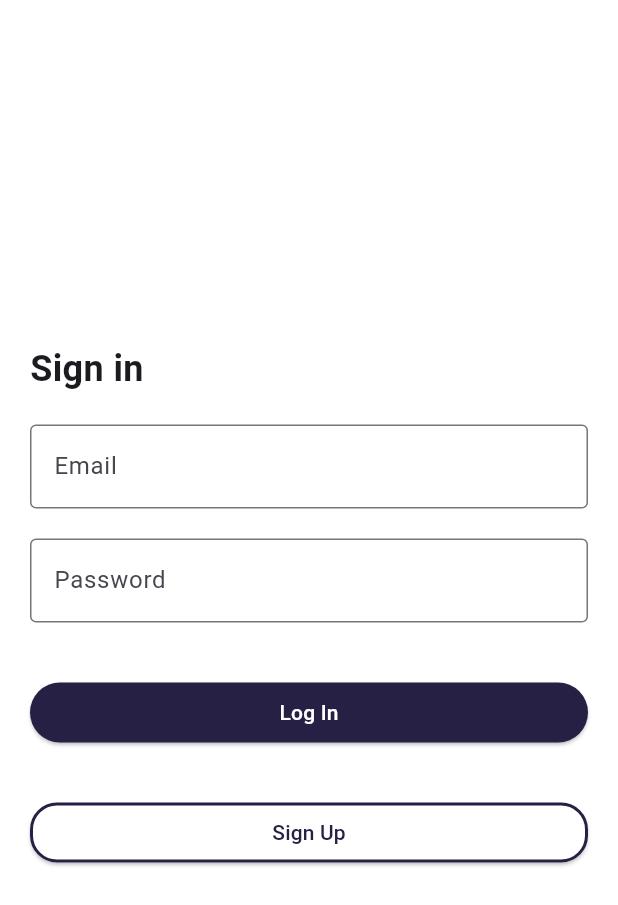
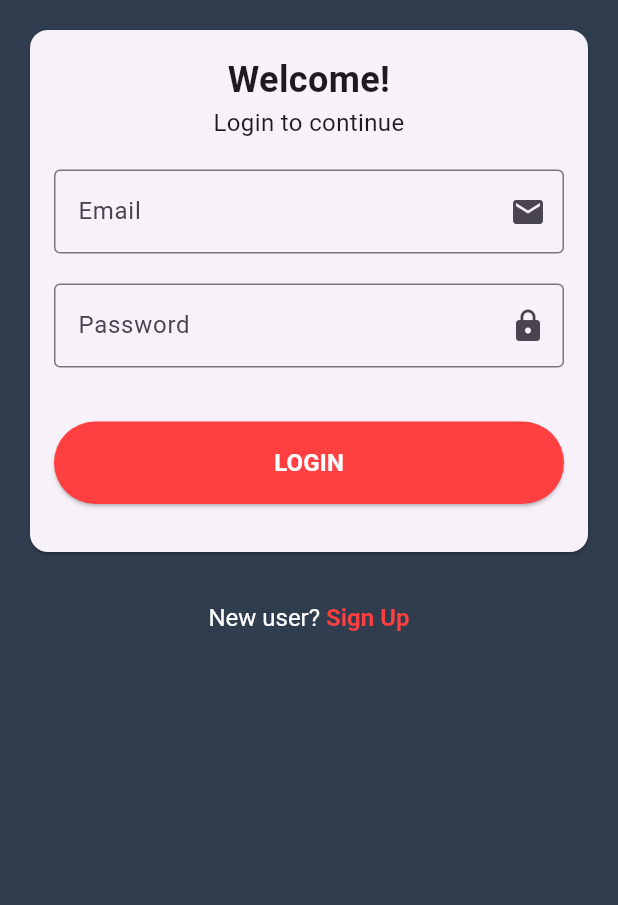
Before and after one commit to ICS-CMSC-23/donation-drive-app, a Flutter app: the screen it shows after launch, on a phone screen of 412 x 824 dp. Shown: the top 905 px of the screen. Run offline on Flutter 3.47's test engine with Material 3 defaults, Android fonts, the phone set to English and light mode, and no system bars; our stand-ins replace email_validator, firebase_auth, firebase_core; accounts and stored records are empty.

Commit message:
ui: updated login page design

```diff
--- a/lib/screens/sign_in_page.dart
+++ b/lib/screens/sign_in_page.dart
@@ -21,7 +21,11 @@ class _SignInPageState extends State<SignInPage> {
       key: const Key('emailField'),
       controller: emailController,
       decoration: const InputDecoration(
-          labelText: "Email", border: OutlineInputBorder()),
+        labelText: "Email",
+        border: OutlineInputBorder(),
+        suffixIcon: Icon(Icons.email),
+        errorStyle: TextStyle(color: Colors.redAccent),
+      ),
       validator: (value) {
         if (value == null || value.isEmpty) {
           return 'Email address is required';
@@ -37,7 +41,11 @@ class _SignInPageState extends State<SignInPage> {
       controller: passwordController,
       obscureText: true,
       decoration: const InputDecoration(
-          labelText: 'Password', border: OutlineInputBorder()),
+        labelText: 'Password',
+        border: OutlineInputBorder(),
+        suffixIcon: Icon(Icons.lock),
+        errorStyle: TextStyle(color: Colors.redAccent),
+      ),
       validator: (value) {
         if (value == null || value.isEmpty) {
           return 'Password is required';
@@ -52,54 +60,82 @@ class _SignInPageState extends State<SignInPage> {
       key: const Key('loginButton'),
       padding: const EdgeInsets.symmetric(vertical: 16.0),
       child: ElevatedButton(
-        style: const ButtonStyle(
-            backgroundColor: MaterialStatePropertyAll<Color>(
-                Color.fromARGB(255, 38, 32, 69))),
-        onPressed: () async {
-          await context.read<MyAuthProvider>().signIn(
+        style: ButtonStyle(
+          backgroundColor: const MaterialStatePropertyAll<Color>(
+              Color.fromRGBO(255, 63, 64, 1)),
+          padding: MaterialStateProperty.all<EdgeInsets>(
+              const EdgeInsets.symmetric(vertical: 16)), //button height
+        ),
+        onPressed: () {
+          // Check if the form is valid
+          if (_formKey.currentState!.validate()) {
+            // If the form is valid, proceed with signing in
+            context.read<MyAuthProvider>().signIn(
                   emailController.text.trim(),
                   passwordController.text.trim(),
                 );
+          }
+          // If the form is not valid, the validator messages will appear
         },
-        child: const Text('Log In', style: TextStyle(color: Colors.white)),
+        child: const Text('LOGIN',
+            style: TextStyle(
+                fontWeight: FontWeight.bold,
+                fontSize: 16,
+                color: Colors.white)),
       ),
     );
 
-    final signUpButton = Padding(
-      key: const Key('signUpButton'),
-      padding: const EdgeInsets.symmetric(vertical: 16.0),
-      child: ElevatedButton(
-        style: ButtonStyle(
-          backgroundColor: const MaterialStatePropertyAll<Color>(Colors.white),
-          shape: MaterialStateProperty.all<RoundedRectangleBorder>(
-            RoundedRectangleBorder(
-              borderRadius: BorderRadius.circular(18.0),
-              side: const BorderSide(
-                  color: Color.fromARGB(255, 38, 32, 69), width: 2.0),
-            ),
-          ),
-        ),
-        onPressed: () async {
-          Navigator.of(context).pushNamed('/orgquestion');
-        },
-        child: const Text('Sign Up',
-            style: TextStyle(color: Color.fromARGB(255, 38, 32, 69))),
-      ),
-    );
+    //unused
+    // final signUpButton = Padding(
+    //   key: const Key('signUpButton'),
+    //   padding: const EdgeInsets.symmetric(vertical: 16.0),
+    //   child: ElevatedButton(
+    //     style: ButtonStyle(
+    //       backgroundColor: const MaterialStatePropertyAll<Color>(Colors.white),
+    //       shape: MaterialStateProperty.all<RoundedRectangleBorder>(
+    //         RoundedRectangleBorder(
+    //           borderRadius: BorderRadius.circular(18.0),
+    //           side: const BorderSide(
+    //               color: Color.fromARGB(255, 38, 32, 69), width: 2.0),
+    //         ),
+    //       ),
+    //     ),
+    //     onPressed: () async {
+    //       Navigator.of(context).pushNamed('/orgquestion');
+    //     },
+    //     child: const Text('Sign Up',
+    //         style: TextStyle(color: Color.fromARGB(255, 38, 32, 69))),
+    //   ),
+    // );
 
     return Scaffold(
-        backgroundColor: Colors.white,
-        body: Center(
+        backgroundColor: const Color.fromRGBO(48, 61, 78, 1),
+        resizeToAvoidBottomInset: true,
+        body: SingleChildScrollView(
+          child: Center(
+            child: Column(
+              mainAxisAlignment: MainAxisAlignment.center,
+              children: <Widget>[
+                Card(
+                  margin:
+                      const EdgeInsets.symmetric(horizontal: 20, vertical: 20),
+                  child: Padding(
+                    padding: const EdgeInsets.all(16),
                     child: Form(
                       key: _formKey,
                       child: ListView(
                         shrinkWrap: true,
-              padding: const EdgeInsets.all(20),
                         children: <Widget>[
                           const Text(
-                  "Sign in",
-                  textAlign: TextAlign.start,
-                  style: TextStyle(fontSize: 24, fontWeight: FontWeight.bold),
+                            "Welcome!",
+                            textAlign: TextAlign.center,
+                            style: TextStyle(
+                                fontSize: 24, fontWeight: FontWeight.bold),
+                          ),
+                          const Text(
+                            "Login to continue",
+                            textAlign: TextAlign.center,
+                            style: TextStyle(fontSize: 16),
                           ),
                           const SizedBox(height: 20),
                           email,
@@ -107,7 +143,31 @@ class _SignInPageState extends State<SignInPage> {
                           password,
                           const SizedBox(height: 20),
                           loginButton,
-                signUpButton,
+                        ],
+                      ),
+                    ),
+                  ),
+                ),
+                TextButton(
+                  onPressed: () {
+                    Navigator.of(context).pushNamed('/signup');
+                  },
+                  child: RichText(
+                    text: const TextSpan(
+                      text: 'New user? ',
+                      style: TextStyle(fontSize: 16, color: Colors.white),
+                      children: <TextSpan>[
+                        TextSpan(
+                          text: 'Sign Up',
+                          style: TextStyle(
+                              fontSize: 16,
+                              fontWeight: FontWeight.bold,
+                              color: Color.fromRGBO(255, 63, 64, 1)),
+                        ),
+                      ],
+                    ),
+                  ),
+                ),
               ],
             ),
           ),
```
Lines whose indentation alone changed are shown as unchanged.
